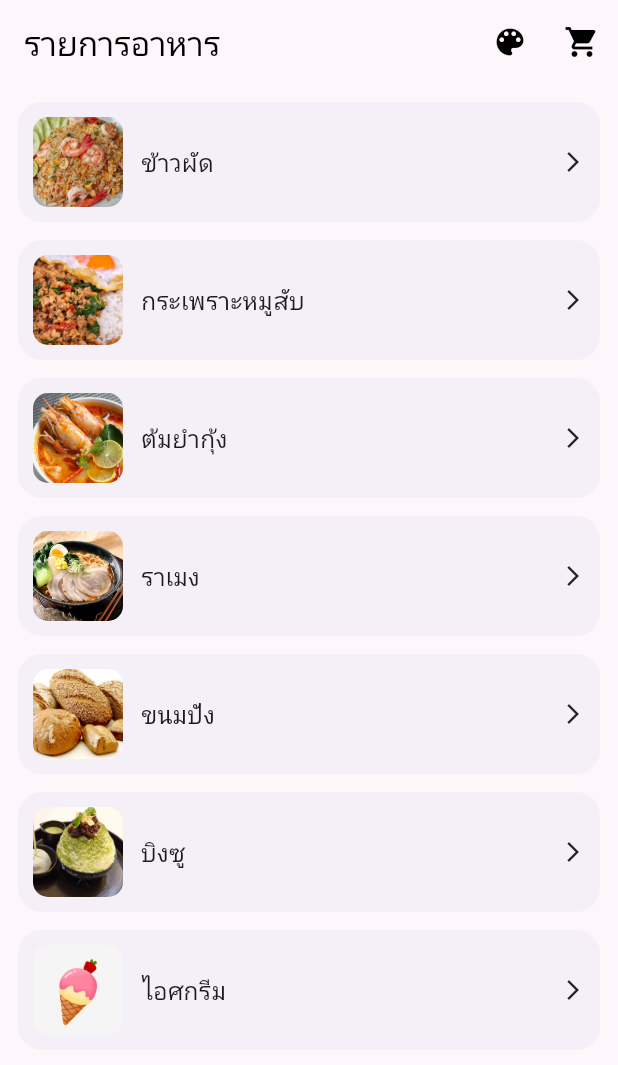
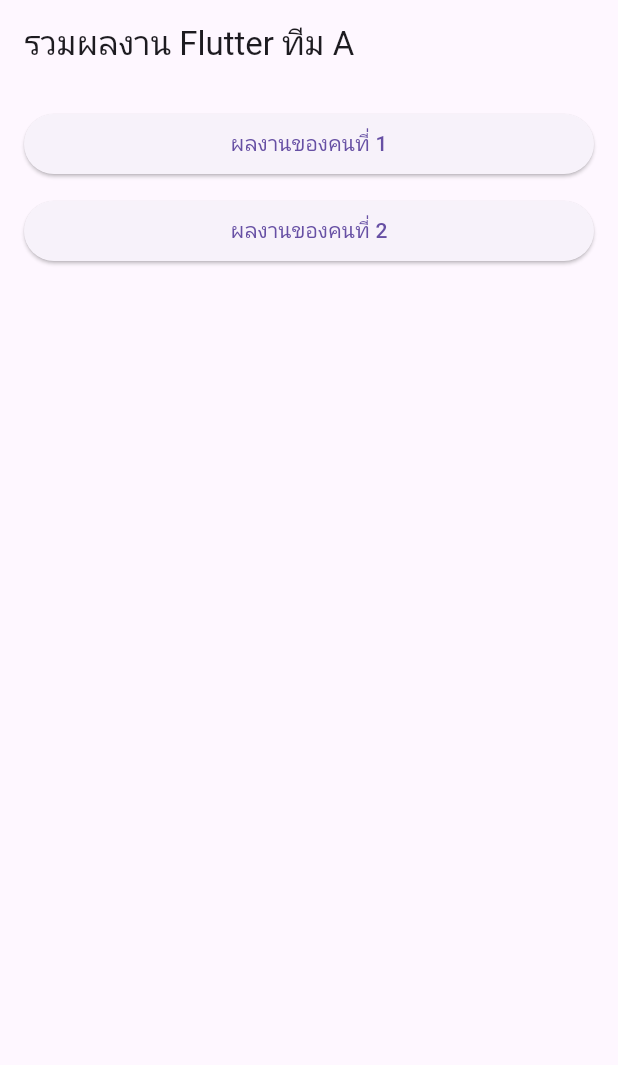
Before and after one commit to Fei1049/Attawut, a Flutter app: the screen it shows after launch, on a phone screen of 412 x 824 dp. Shown: the top 1065 px of the screen. Run offline on Flutter 3.47's test engine with Material 3 defaults, Android fonts, the phone set to English and light mode, and no system bars; our stand-ins replace cloud_firestore, firebase_auth, firebase_core, flutter_map, geolocator, latlong2 and 1 more; accounts and stored records are empty; generated files the repository leaves out were written again.

Commit message:
Refactor main.dart for team project structure
Refactor main.dart to create TeamApp and integrate member screens.

```diff
--- a/lib/main.dart
+++ b/lib/main.dart
@@ -1,23 +1,34 @@
 import 'package:flutter/material.dart';
-import 'package:firebase_core/firebase_core.dart';
+// 1. Import ไฟล์หน้าหลักของเพื่อนแต่ละคน
+import 'member1/member1_home.dart';
+import 'member2/member2_home.dart';
+import 'member3/member3_home.dart';
 
-import 'firebase_options.dart';
-import 'pages/food_list_page.dart';
+void main() => runApp(const TeamApp());
 
-void main() async {
-  WidgetsFlutterBinding.ensureInitialized();
-  await Firebase.initializeApp(options: DefaultFirebaseOptions.currentPlatform);
-  runApp(const MyApp());
-}
-
-class MyApp extends StatelessWidget {
-  const MyApp({super.key});
-
+class TeamApp extends StatelessWidget {
+  const TeamApp({super.key});
   @override
   Widget build(BuildContext context) {
-    return const MaterialApp(
-      debugShowCheckedModeBanner: false,
-      home: FoodListPage(),
+    return MaterialApp(
+      home: Scaffold(
+        appBar: AppBar(title: const Text('รวมผลงาน Flutter ทีม A')),
+        body: ListView(
+          padding: const EdgeInsets.all(16),
+          children: [
+            ElevatedButton(
+              onPressed: () => Navigator.push(context, MaterialPageRoute(builder: (context) => const Member1Screen())),
+              child: const Text('ผลงานของคนที่ 1'),
+            ),
+            const SizedBox(height: 10),
+            ElevatedButton(
+              onPressed: () => Navigator.push(context, MaterialPageRoute(builder: (context) => const Member2Screen())),
+              child: const Text('ผลงานของคนที่ 2'),
+            ),
+            // เพิ่มปุ่มของสมาชิกคนอื่นๆ ตามต้องการ
+          ],
+        ),
+      ),
     );
   }
 }
```
